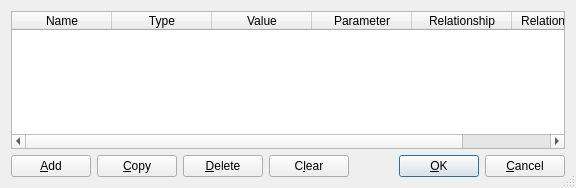
The window that scribus/ui/pageitemattributes.ui (scribusproject/scribus) describes before a commit, drawn with Qt 5.
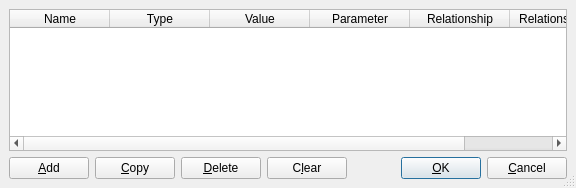
The same window after the commit. Custom widgets are drawn as their Qt base class.

Commit message: #16430: Unify margins and spacing for dialogs, set 2 <bubu>

Patch:
```diff
--- a/scribus/ui/pageitemattributes.ui
+++ b/scribus/ui/pageitemattributes.ui
@@ -15,7 +15,19 @@
   <property name="sizeGripEnabled" >
    <bool>true</bool>
   </property>
-  <layout class="QVBoxLayout" >
+  <layout class="QVBoxLayout">
+   <property name="leftMargin">
+    <number>9</number>
+   </property>
+   <property name="topMargin">
+    <number>9</number>
+   </property>
+   <property name="rightMargin">
+    <number>9</number>
+   </property>
+   <property name="bottomMargin">
+    <number>9</number>
+   </property>
    <item>
     <widget class="ScTableWidget" name="attributesTable" >
      <column>
@@ -141,7 +153,6 @@
    </item>
   </layout>
  </widget>
- <layoutdefault spacing="6" margin="11" />
  <customwidgets>
   <customwidget>
    <class>ScTableWidget</class>
```
Left out of the diff: 77 changed lines with no effect on the pictures. The commit also changes 7 other files.
